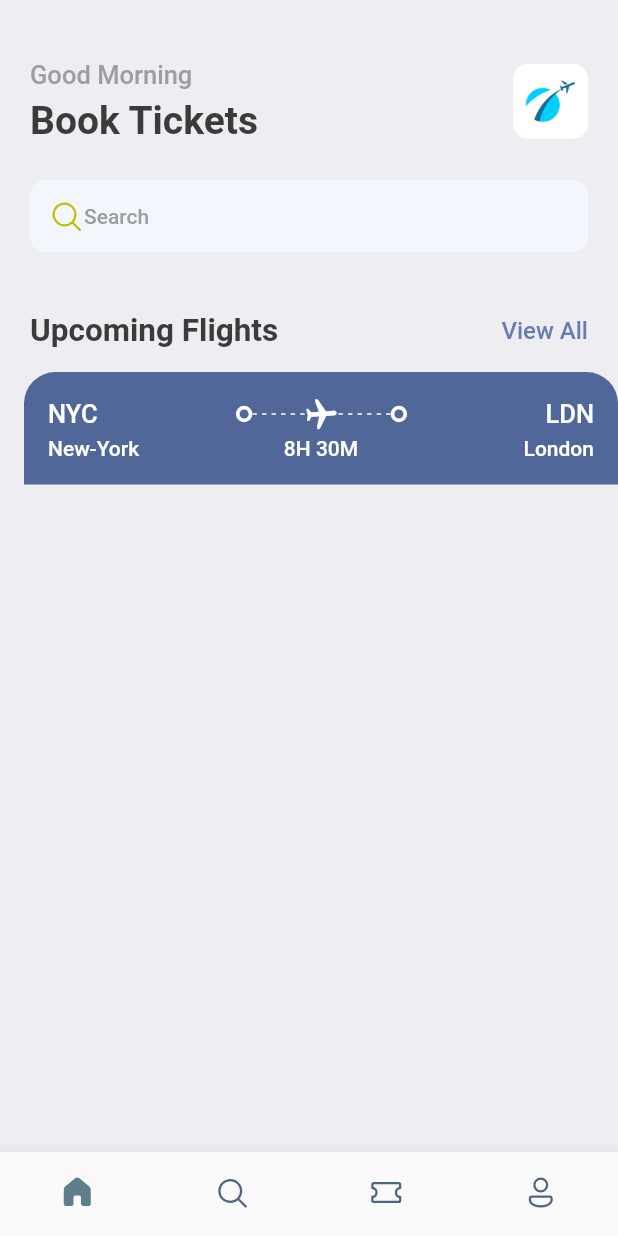
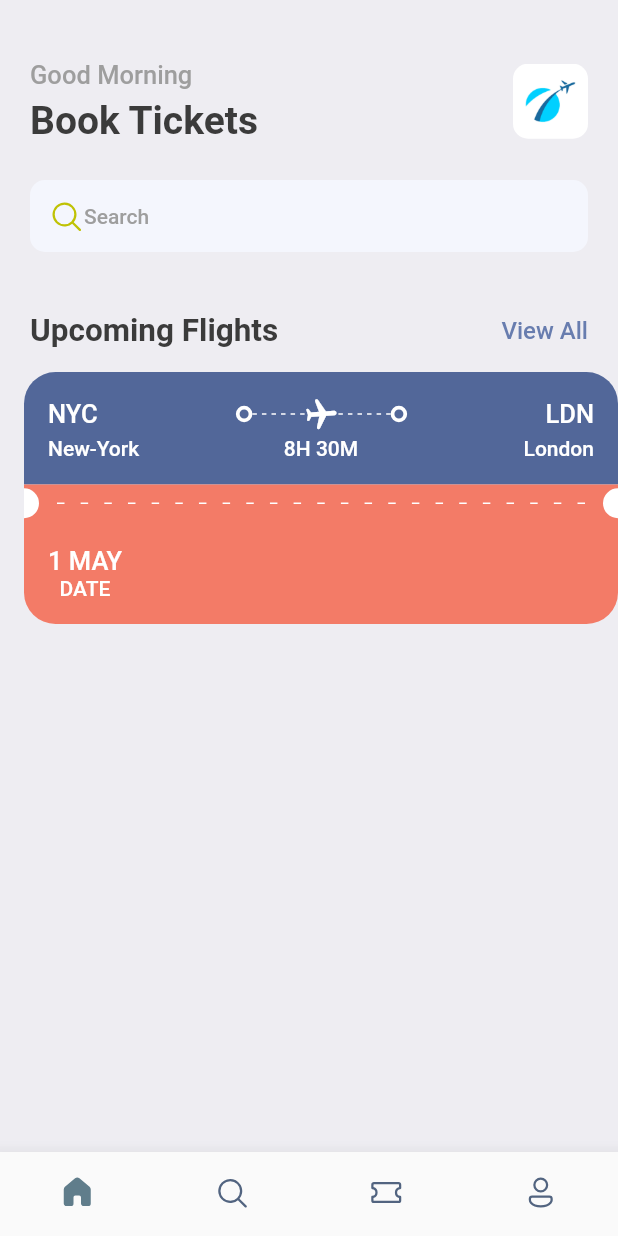
Before and after one commit to Gabriel-Spinola/MentalHealthApp, a Flutter app: the screen it shows after launch, on a phone screen of 412 x 824 dp. Run offline on Flutter 3.47's test engine with Material 2 defaults, Android fonts, the phone set to English and light mode, and no system bars; our stand-ins replace fluentui_icons, gap.

Commit message:
orange card part1

```diff
--- a/lib/utils/app_styles.dart
+++ b/lib/utils/app_styles.dart
@@ -6,7 +6,7 @@ class Styles {
   static Color primaryColor = primary;
   static Color textColor = const Color(0xFF3b3b3b);
   static Color bgColor = const Color(0xFFeeedf2);
-  static Color orangeColor = const Color(0xFF526799);
+  static Color orangeColor = const Color(0xFFF37B67);
 
   static TextStyle textStyle = TextStyle(fontSize: 16, color: textColor, fontWeight: FontWeight.w500);
   static TextStyle headLine1Style = TextStyle(fontSize: 26, color: textColor, fontWeight: FontWeight.bold);
--- a/lib/widgets/ticket_view.dart
+++ b/lib/widgets/ticket_view.dart
@@ -97,7 +97,83 @@ class TicketView extends StatelessWidget {
               ),
             ),
             // Card orange part
-            Container(),
+            Container(
+              color: Styles.orangeColor,
+              child: Row(
+                children: <Widget>[
+                  const SizedBox(
+                    width: 10.0,
+                    height: 20.0,
+                    child: DecoratedBox(
+                      decoration: BoxDecoration(
+                        color: Colors.white,
+                        borderRadius: BorderRadius.only(topRight: Radius.circular(10.0), bottomRight: Radius.circular(10.0)),
+                      ),
+                    ),
+                  ),
+                  Expanded(
+                    child: Padding(
+                      padding: const EdgeInsets.all(12.0),
+                      child: LayoutBuilder(
+                        builder: (BuildContext context, BoxConstraints constraints) {
+                          return Flex(
+                            direction: Axis.horizontal,
+                            mainAxisAlignment: MainAxisAlignment.spaceBetween,
+                            mainAxisSize: MainAxisSize.max,
+                            children: List.generate(
+                              (constraints.constrainWidth() / 15).floor(),
+                              (index) =>
+                              const SizedBox(
+                                width: 5.0,
+                                height: 1.0,
+                                child: DecoratedBox(
+                                  decoration: BoxDecoration(color: Colors.white)
+                                ),
+                              )
+                            )
+                          );
+                        },
+                      ),
+                    ),
+                  ),
+                  const SizedBox(
+                    width: 10.0,
+                    height: 20.0,
+                    child: DecoratedBox(
+                      decoration: BoxDecoration(
+                        color: Colors.white,
+                        borderRadius: BorderRadius.only(topLeft: Radius.circular(10.0), bottomLeft: Radius.circular(10.0)),
+                      ),
+                    ),
+                  )
+                ],
+              ),
+            ),
+            // Bottom part of the orange card
+            Container(
+              padding: const EdgeInsets.all(16.0),
+              decoration: BoxDecoration(
+                color: Styles.orangeColor,
+                borderRadius: const BorderRadius.only(
+                  bottomLeft: Radius.circular(21.0),
+                  bottomRight: Radius.circular(21.0),
+                ),
+              ),
+              child: Column(
+                children: <Widget>[
+                  Row(
+                    children: <Widget>[
+                      Column(
+                        children: <Widget>[
+                          Text('1 MAY', style: Styles.headLine3Style.copyWith(color: Colors.white)),
+                          Text('DATE', style: Styles.headLine4Style.copyWith(color: Colors.white)),
+                        ],
+                      )
+                    ],
+                  )
+                ],
+              ),
+            )
           ],
         ),
       ),
```
